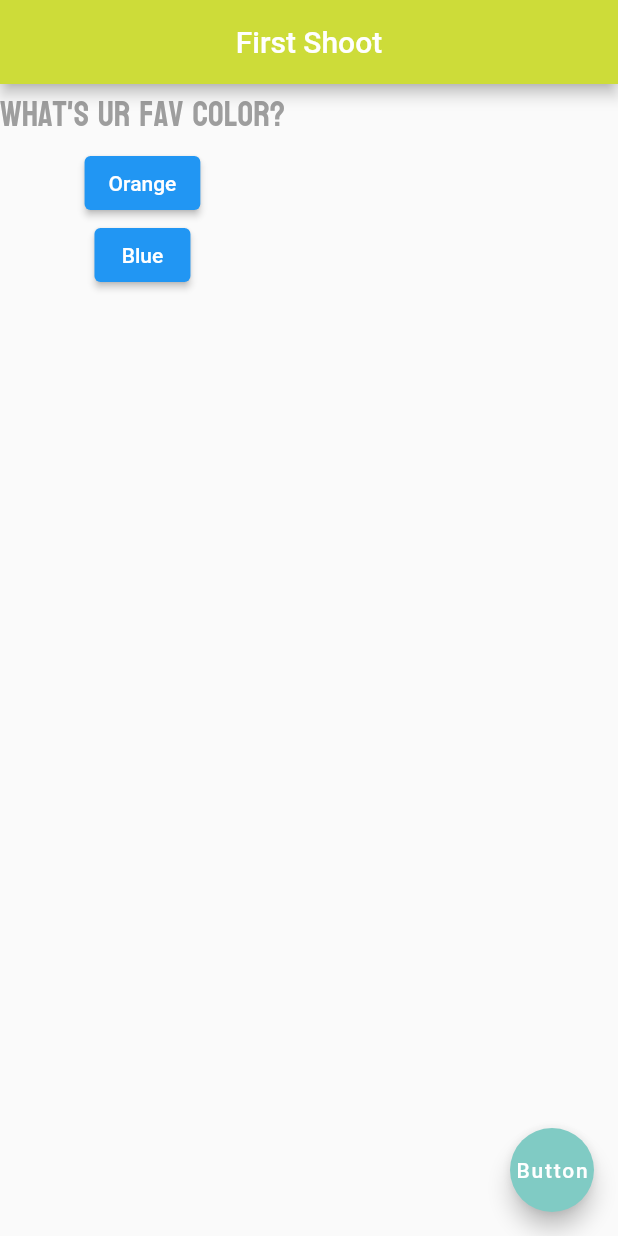
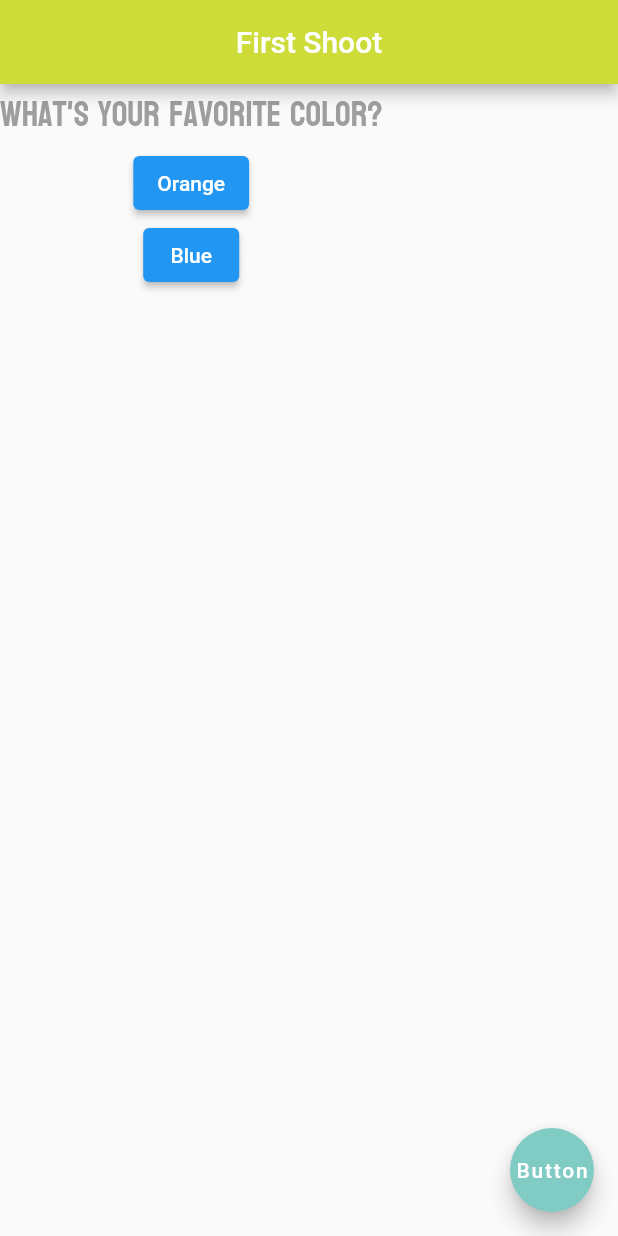
Before and after one commit to frkakl/Learn_Flutter, a Flutter app: the screen it shows after launch, on a phone screen of 412 x 824 dp. Run offline on Flutter 3.47's test engine with Material 2 defaults, Android fonts, the phone set to English and light mode, and no system bars; missing offline and left inert: dart:ffi.

Commit message:
Update main.dart

```diff
--- a/Flutter_examples/First_Shoot/lib/main.dart
+++ b/Flutter_examples/First_Shoot/lib/main.dart
@@ -27,7 +27,7 @@ class _MyAppState extends State<MyApp> {
 
   @override
   Widget build(BuildContext context) {
-    var question = ["What's ur fav color?", "What's ur fav car?"];
+    var question = ["What's your favorite color?", "What's your favorite car?"];
     return Scaffold(
       appBar: AppBar(
         title: const Text("First Shoot"),
```
